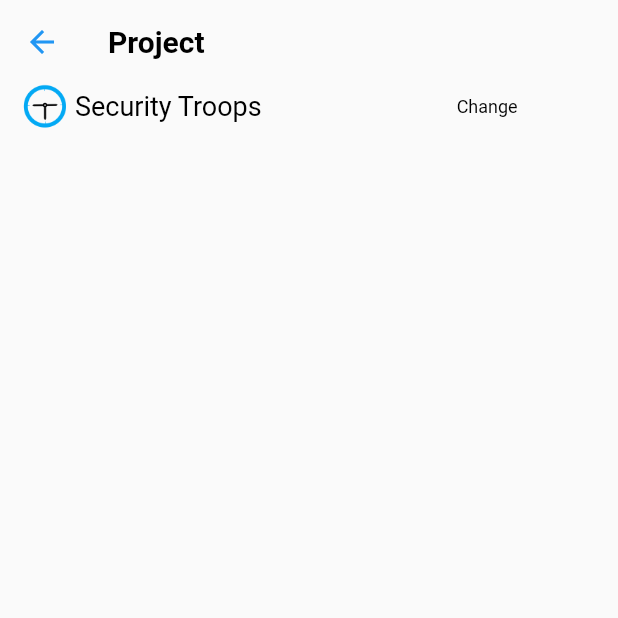
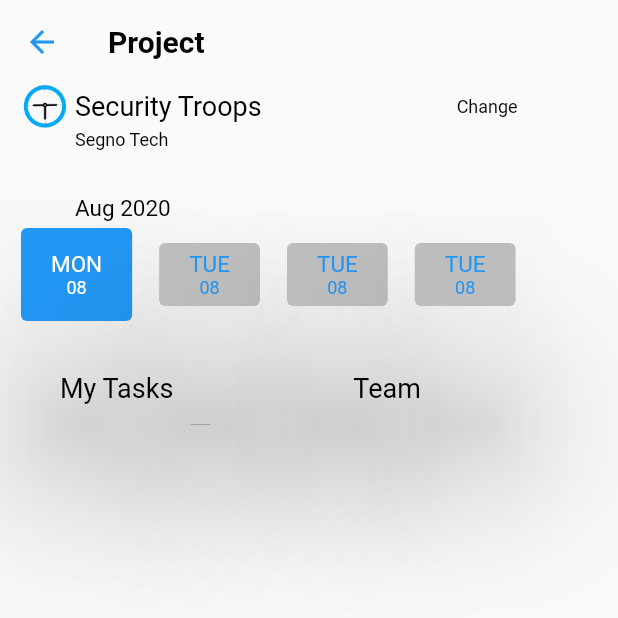
Before and after one commit to KshamaAgrawal/ForTimeStint, a Flutter app: the projectPage screen opened directly, on a phone screen of 412 x 824 dp, the top half of it. Run offline on Flutter 3.47's test engine with Material 2 defaults, Android fonts, the phone set to English and light mode, and no system bars; our stand-ins replace percent_indicator.

Commit message:
update in remade file

```diff
--- a/lib/login_screen.dart
+++ b/lib/login_screen.dart
@@ -75,7 +75,7 @@ class _State extends State<LoginPage> {
                   if(nameController.text == Username || passwordController.text == Password){
                     Navigator.push(
                       context,
-                      MaterialPageRoute(builder: (context) => SplashScreen()),
+                      MaterialPageRoute(builder: (context) => homePage()),
                     );
                   }
                   else{
--- a/lib/main.dart
+++ b/lib/main.dart
@@ -1,5 +1,5 @@
 import "package:flutter/material.dart";
-import 'login_screen.dart';
+import 'splashScreen.dart';
 
 void main() => runApp(MyApp());
 
@@ -8,7 +8,7 @@ class MyApp extends StatelessWidget {
   Widget build(BuildContext context) {
     return MaterialApp(
       // debugShowCheckedModeBanner: false,                                          // remove debug banner form main.dart
-      theme: ThemeData(primarySwatch: Colors.blue), home: LoginPage()
+      theme: ThemeData(primarySwatch: Colors.blue), home: SplashScreen()
     );
   }
 }
--- a/lib/project.dart
+++ b/lib/project.dart
@@ -39,7 +39,152 @@ class _State extends State<projectPage>{
       	    ),
       	  ],
       	),
-      	],
+      	Row(
+      	  children: [
+      	    Container(
+      	      padding: EdgeInsets.fromLTRB(50, 0, 0, 0),
+              // padding: EdgeInsets.symmetric(horizontal: 15.0, vertical: 0.0),
+              child: Text('Segno Tech', style: TextStyle(color: Colors.black, fontSize: 12),),
+      	    ),
+      	  ],
+      	),
+      	Row(
+      	  children: [
+      	    Container(
+      	      padding: EdgeInsets.fromLTRB(50, 30, 0, 0),
+              // padding: EdgeInsets.symmetric(horizontal: 15.0, vertical: 0.0),
+              child: Text('Aug 2020', style: TextStyle(color: Colors.black, fontSize: 15),),
+      	    ),
+      	  ],
+      	),
+        Row(
+          children: [
+            Container(
+              padding: EdgeInsets.fromLTRB(10,0,0,0),
+              height: 70,
+              child: Card(
+              	color: Colors.blue,
+              	elevation: 50,
+              	child: Column(children: <Widget>[
+              	  Row(
+              	  	children: [
+              	  	  Container(
+              	  	  	padding: EdgeInsets.fromLTRB(20,15,20,0),
+              	  	  	child: Center(child: Text('MON', style: TextStyle(color: Colors.white, fontSize: 15),),),
+              	  	  ),
+              	  	],
+              	  ),
+              	  Row(
+              	  	children: [
+              	  	  Container(
+              	  	  	padding: EdgeInsets.fromLTRB(20,0,20,0),
+              	  	  	child: Text('08', style: TextStyle(color: Colors.white, fontSize: 12),),
+              	  	  ),
+              	  	],
+              	  ),
+              	],
+              	),
+              ),
+            ),
+            Container(
+              padding: EdgeInsets.fromLTRB(10,0,0,0),
+              height: 50,
+              // width: 80,
+              child: Card(
+              	color: Colors.grey[400],
+              	elevation: 50,
+              	child: Column(children: <Widget>[
+              	  Row(
+              	  	children: [
+              	  	  Container(
+              	  	  	padding: EdgeInsets.fromLTRB(20,5,20,0),
+              	  	  	child: Center(child: Text('TUE', style: TextStyle(color: Colors.blue, fontSize: 15),),),
+              	  	  ),
+              	  	],
+              	  ),
+              	  Row(
+              	  	children: [
+              	  	  Container(
+              	  	  	padding: EdgeInsets.fromLTRB(20,0,20,0),
+              	  	  	child: Text('08', style: TextStyle(color: Colors.blue, fontSize: 12),),
+              	  	  ),
+              	  	],
+              	  ),
+              	],
+              	),
+              ),
+            ),
+            Container(
+              padding: EdgeInsets.fromLTRB(10,0,0,0),
+              height: 50,
+              // width: 80,
+              child: Card(
+              	color: Colors.grey[400],
+              	elevation: 50,
+              	child: Column(children: <Widget>[
+              	  Row(
+              	  	children: [
+              	  	  Container(
+              	  	  	padding: EdgeInsets.fromLTRB(20,5,20,0),
+              	  	  	child: Center(child: Text('TUE', style: TextStyle(color: Colors.blue, fontSize: 15),),),
+              	  	  ),
+              	  	],
+              	  ),
+              	  Row(
+              	  	children: [
+              	  	  Container(
+              	  	  	padding: EdgeInsets.fromLTRB(20,0,20,0),
+              	  	  	child: Text('08', style: TextStyle(color: Colors.blue, fontSize: 12),),
+              	  	  ),
+              	  	],
+              	  ),
+              	],
+              	),
+              ),
+            ),
+            Container(
+              padding: EdgeInsets.fromLTRB(10,0,0,0),
+              height: 50,
+              // width: 80,
+              child: Card(
+              	color: Colors.grey[400],
+              	elevation: 50,
+              	child: Column(children: <Widget>[
+              	  Row(
+              	  	children: [
+              	  	  Container(
+              	  	  	padding: EdgeInsets.fromLTRB(20,5,20,0),
+              	  	  	child: Center(child: Text('TUE', style: TextStyle(color: Colors.blue, fontSize: 15),),),
+              	  	  ),
+              	  	],
+              	  ),
+              	  Row(
+              	  	children: [
+              	  	  Container(
+              	  	  	padding: EdgeInsets.fromLTRB(20,0,20,0),
+              	  	  	child: Text('08', style: TextStyle(color: Colors.blue, fontSize: 12),),
+              	  	  ),
+              	  	],
+              	  ),
+              	],
+              	),
+              ),
+            ),
+          ],
+        ),
+        Row(
+          children: [
+            Container(
+            	padding: EdgeInsets.fromLTRB(40,30,0,0),
+      	  	  	child: Text('My Tasks', style: TextStyle(color: Colors.black, fontSize: 18),),
+            ),
+            Container(
+            	padding: EdgeInsets.fromLTRB(120,30,0,0),
+      	  	  	child: Text('Team', style: TextStyle(color: Colors.black, fontSize: 18),),
+            ),
+          ],
+        ),
+      ],
       ),
   	);
   }
--- a/lib/splashScreen.dart
+++ b/lib/splashScreen.dart
@@ -1,6 +1,7 @@
 import 'dart:async';
 import 'package:flutter/material.dart';
 import 'home.dart';
+import 'login_screen.dart';
 
 class SplashScreen extends StatefulWidget {
   @override
@@ -14,7 +15,7 @@ class _SplashScreenState extends State<SplashScreen> {
     Timer(
         Duration(seconds: 3),
         () => Navigator.of(context).pushReplacement(MaterialPageRoute(
-            builder: (BuildContext context) => homePage())));
+            builder: (BuildContext context) => LoginPage())));
   }
 
   @override
```
Also changed, not shown: 4 other files.
